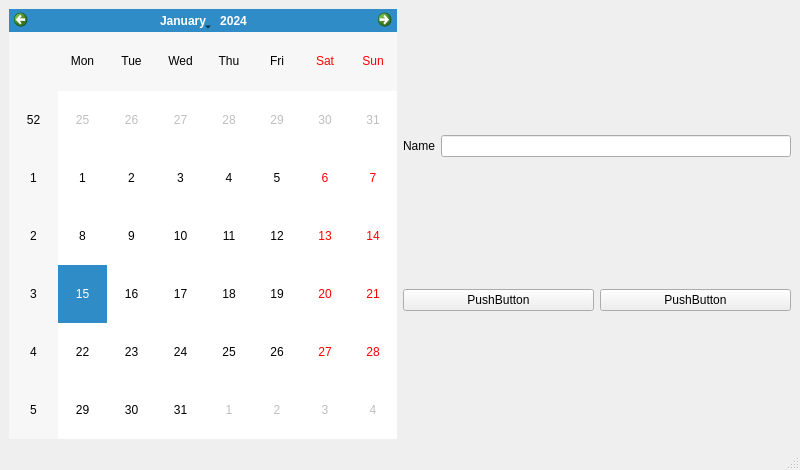
SlovakTastic/QtGitTesting, file mainwindow.ui: the form before one commit.
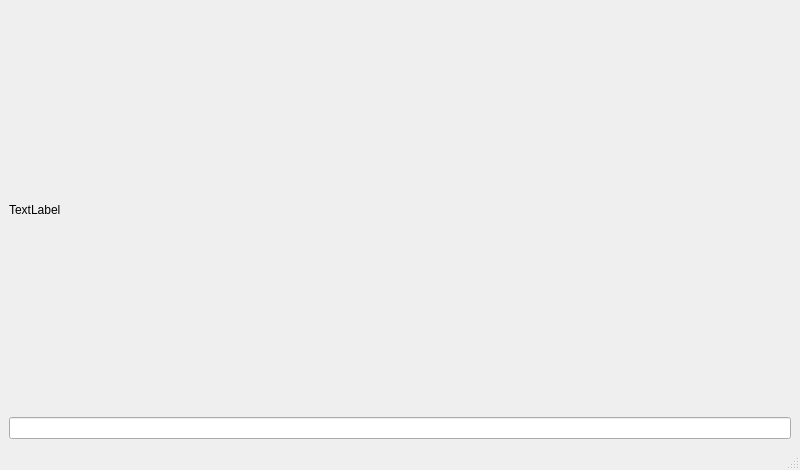
The form after the commit.

Commit message: We did it boys!

What changed in the file:
```diff
--- a/mainwindow.ui
+++ b/mainwindow.ui
@@ -14,62 +14,18 @@
    <string>MainWindow</string>
   </property>
   <widget class="QWidget" name="centralwidget">
-   <layout class="QHBoxLayout" name="horizontalLayout_3">
-    <item>
-     <widget class="QCalendarWidget" name="calendarWidget"/>
-    </item>
-    <item>
+   <layout class="QGridLayout" name="gridLayout">
+    <item row="0" column="0">
      <layout class="QVBoxLayout" name="verticalLayout">
       <item>
-       <layout class="QHBoxLayout" name="horizontalLayout">
-        <item>
-         <widget class="QLabel" name="label">
-          <property name="text">
-           <string>Name</string>
-          </property>
-          <property name="buddy">
-           <cstring>lineEdit</cstring>
-          </property>
-         </widget>
-        </item>
-        <item>
-         <widget class="QLineEdit" name="lineEdit"/>
-        </item>
-       </layout>
+       <widget class="QLabel" name="label">
+        <property name="text">
+         <string>TextLabel</string>
+        </property>
+       </widget>
       </item>
       <item>
-       <layout class="QHBoxLayout" name="horizontalLayout_2">
-        <item>
-         <spacer name="horizontalSpacer">
-          <property name="orientation">
-           <enum>Qt::Orientation::Horizontal</enum>
-          </property>
-          <property name="sizeType">
-           <enum>QSizePolicy::Policy::Preferred</enum>
-          </property>
-          <property name="sizeHint" stdset="0">
-           <size>
-            <width>0</width>
-            <height>0</height>
-           </size>
-          </property>
-         </spacer>
-        </item>
-        <item>
-         <widget class="QPushButton" name="pushButton_2">
-          <property name="text">
-           <string>PushButton</string>
-          </property>
-         </widget>
-        </item>
-        <item>
-         <widget class="QPushButton" name="pushButton">
-          <property name="text">
-           <string>PushButton</string>
-          </property>
-         </widget>
-        </item>
-       </layout>
+       <widget class="QLineEdit" name="lineEdit"/>
       </item>
      </layout>
     </item>
```
Left out of the diff: 19 changed lines with no effect on the pictures. The commit also changes 2 other files.
